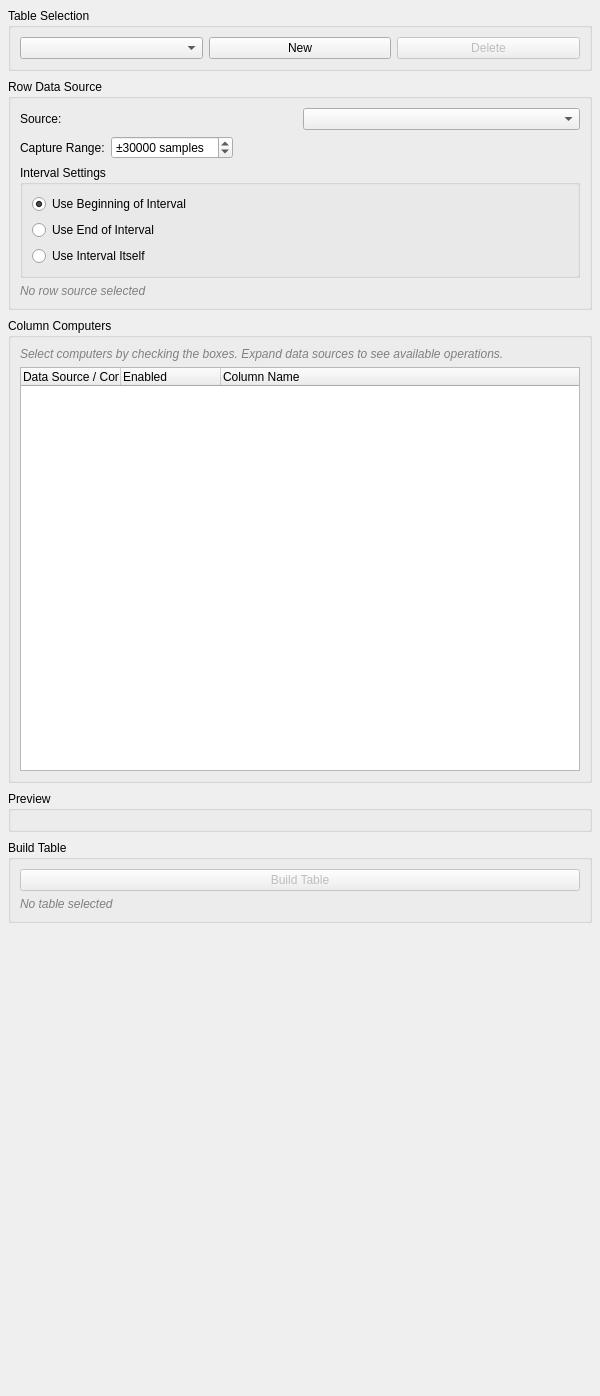
paulmthompson/WhiskerToolbox, file src/WhiskerToolbox/TableDesignerWidget/TableDesignerWidget.ui: the form before one commit.
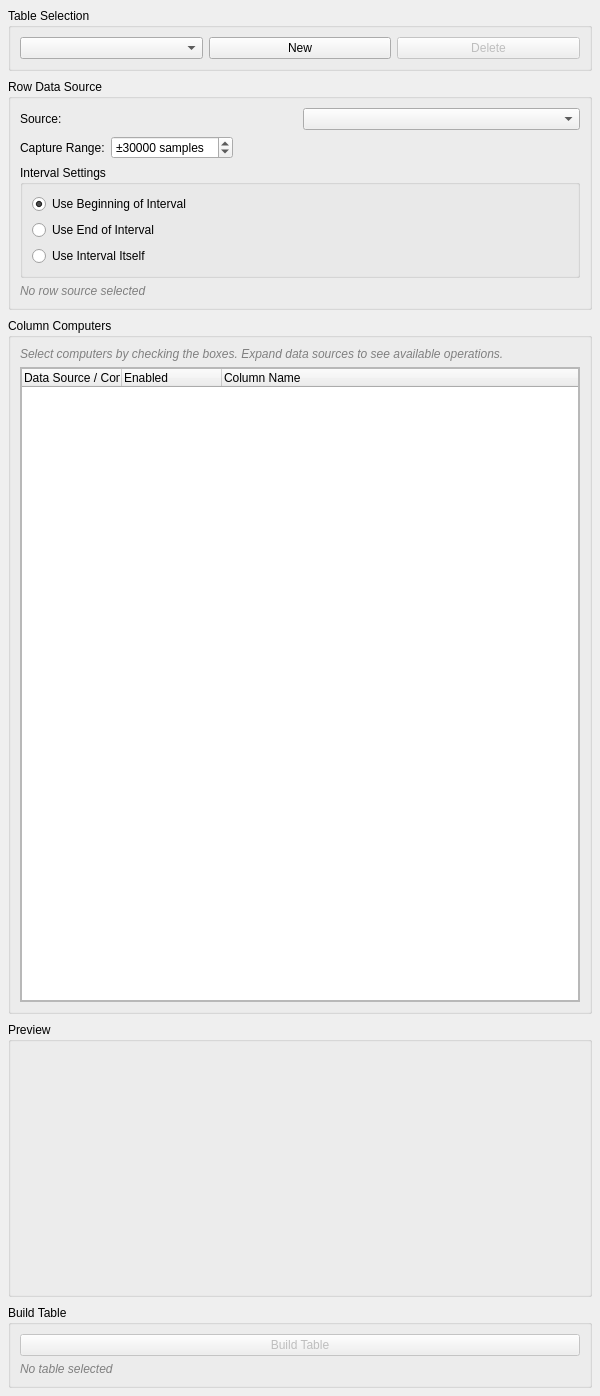
The form after the commit.

Commit message: Table builder edits

```diff
--- a/src/WhiskerToolbox/TableDesignerWidget/TableDesignerWidget.ui
+++ b/src/WhiskerToolbox/TableDesignerWidget/TableDesignerWidget.ui
@@ -194,6 +194,33 @@
        </widget>
       </item>
       <item>
+       <widget class="QScrollArea" name="computers_tree_scroll_area">
+        <property name="widgetResizable">
+         <bool>true</bool>
+        </property>
+        <widget class="QWidget" name="scrollAreaWidgetContents">
+         <property name="geometry">
+          <rect>
+           <x>0</x>
+           <y>0</y>
+           <width>562</width>
+           <height>755</height>
+          </rect>
+         </property>
+         <layout class="QVBoxLayout" name="verticalLayout">
+          <property name="leftMargin">
+           <number>0</number>
+          </property>
+          <property name="topMargin">
+           <number>0</number>
+          </property>
+          <property name="rightMargin">
+           <number>0</number>
+          </property>
+          <property name="bottomMargin">
+           <number>0</number>
+          </property>
+          <item>
        <widget class="QTreeWidget" name="computers_tree">
         <property name="alternatingRowColors">
          <bool>true</bool>
@@ -226,9 +253,19 @@
       </item>
      </layout>
     </widget>
+       </widget>
+      </item>
+     </layout>
+    </widget>
    </item>
    <item>
     <widget class="QGroupBox" name="preview_group">
+     <property name="minimumSize">
+      <size>
+       <width>0</width>
+       <height>275</height>
+      </size>
+     </property>
      <property name="title">
       <string>Preview</string>
      </property>
@@ -264,21 +301,6 @@
      </layout>
     </widget>
    </item>
-   <!-- Transform group removed; replaced by TableTransformWidget within a Collapsible Section -->
-   
-   <item>
-    <spacer name="verticalSpacer_2">
-     <property name="orientation">
-      <enum>Qt::Orientation::Vertical</enum>
-     </property>
-     <property name="sizeHint" stdset="0">
-      <size>
-       <width>20</width>
-       <height>40</height>
-      </size>
-     </property>
-    </spacer>
-   </item>
   </layout>
  </widget>
  <resources/>
```
Lines whose indentation alone changed are shown as unchanged. The commit also changes 2 other files.
